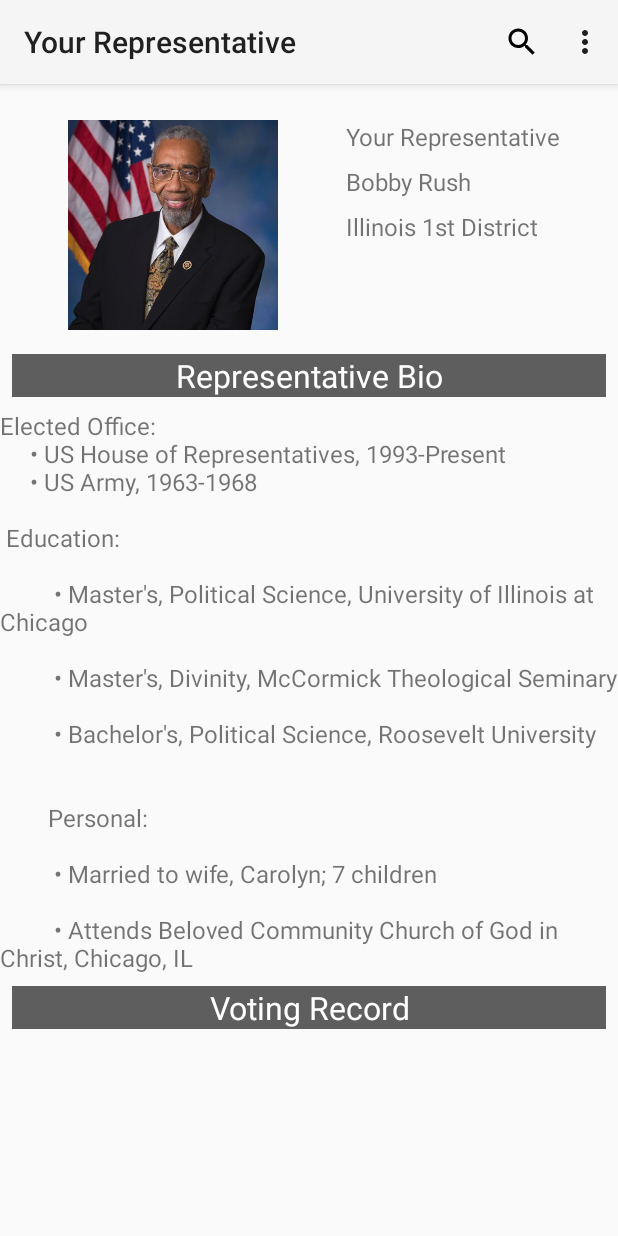
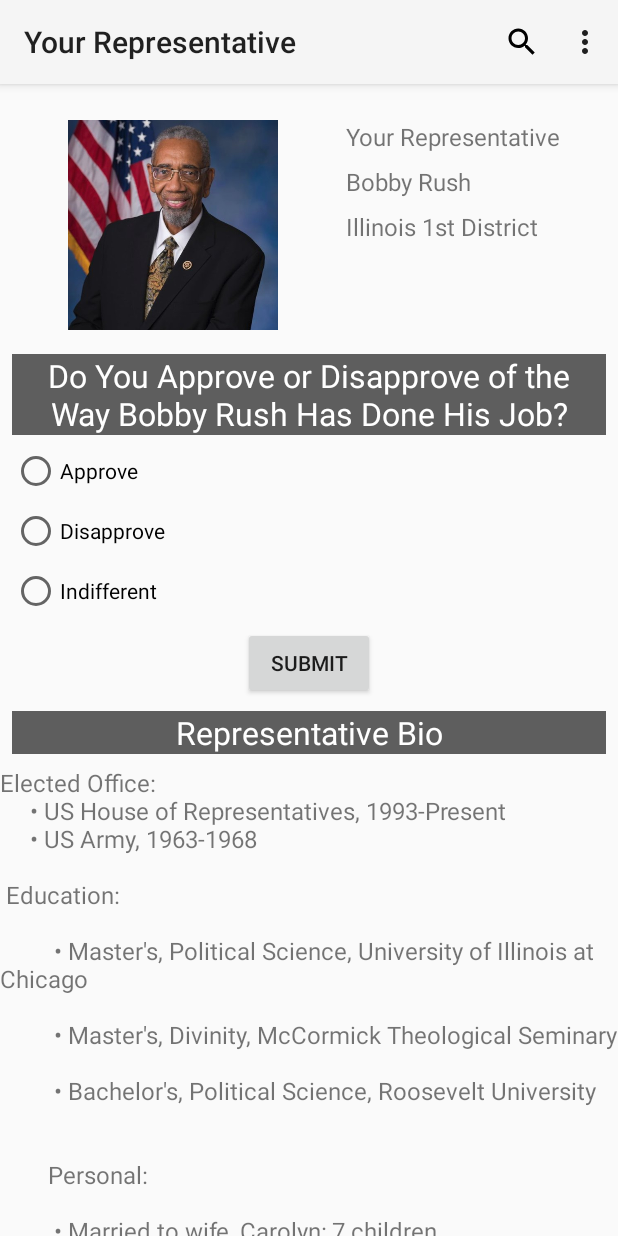
Before and after one commit to jagqp4/uSpeak_Foundation, an Android app: the RepresentativeActivity screen opened directly, with no data from a screen before it, on a phone screen of 412 x 824 dp. Run offline under Robolectric (Android 15) with nearby library versions, the phone set to English and light mode, and no system bars.

Commit message:
Added polls

```diff
--- a/app/src/main/res/layout/content_representative.xml
+++ b/app/src/main/res/layout/content_representative.xml
@@ -71,38 +71,97 @@
             app:layout_constraintTop_toBottomOf="@+id/repName" />
 
         <TextView
-            android:id="@+id/subhead1"
+            android:id="@+id/subhead2"
             style="@style/SubHeader"
             android:layout_width="0dp"
             android:layout_height="wrap_content"
-            android:layout_marginTop="16dp"
-            android:text="@string/rep_subhead_1"
+            android:layout_marginTop="8dp"
+            android:text="@string/rep_subhead2"
+            app:layout_constraintHorizontal_bias="0.0"
             app:layout_constraintLeft_toLeftOf="parent"
             app:layout_constraintRight_toRightOf="parent"
-            app:layout_constraintTop_toBottomOf="@+id/rep_pic" />
+            app:layout_constraintTop_toBottomOf="@+id/button" />
 
         <TextView
+            android:id="@+id/bio"
             style="@style/MainText"
-            android:id="@+id/bio"
             android:layout_width="wrap_content"
             android:layout_height="wrap_content"
             android:layout_marginTop="8dp"
             android:text="@string/rep_bio"
             app:layout_constraintLeft_toLeftOf="parent"
             app:layout_constraintRight_toRightOf="parent"
-            app:layout_constraintTop_toBottomOf="@+id/subhead1" />
+            app:layout_constraintTop_toBottomOf="@+id/subhead2" />
 
         <TextView
-            android:id="@+id/subhead2"
+            android:id="@+id/subhead3"
             style="@style/SubHeader"
             android:layout_width="0dp"
             android:layout_height="wrap_content"
             android:layout_marginTop="8dp"
-            android:text="@string/rep_subhead2"
+            android:text="@string/rep_subhead3"
             app:layout_constraintLeft_toLeftOf="parent"
             app:layout_constraintRight_toRightOf="parent"
             app:layout_constraintTop_toBottomOf="@+id/bio" />
 
+        <TextView
+            android:id="@+id/subhead1"
+            style="@style/SubHeader"
+            android:layout_width="0dp"
+            android:layout_height="wrap_content"
+            android:layout_marginEnd="8dp"
+            android:layout_marginStart="8dp"
+            android:layout_marginTop="16dp"
+            android:paddingLeft="16dp"
+            android:paddingRight="16dp"
+            android:text="@string/rep_subhead1"
+            app:layout_constraintEnd_toEndOf="parent"
+            app:layout_constraintStart_toStartOf="parent"
+            app:layout_constraintTop_toBottomOf="@+id/rep_pic" />
+
+        <RadioButton
+            style="@style/RadioButton"
+            android:id="@+id/radioButton"
+            android:layout_width="0dp"
+            android:layout_height="wrap_content"
+            android:layout_marginTop="8dp"
+            android:text="@string/approve"
+            app:layout_constraintLeft_toLeftOf="parent"
+            app:layout_constraintRight_toRightOf="parent"
+            app:layout_constraintTop_toBottomOf="@+id/subhead1" />
+
+        <RadioButton
+            style="@style/RadioButton"
+            android:id="@+id/radioButton2"
+            android:layout_width="0dp"
+            android:layout_height="wrap_content"
+            android:layout_marginTop="8dp"
+            android:text="@string/disapprove"
+            app:layout_constraintEnd_toEndOf="parent"
+            app:layout_constraintStart_toStartOf="parent"
+            app:layout_constraintTop_toBottomOf="@+id/radioButton" />
+
+        <RadioButton
+            style="@style/RadioButton"
+            android:id="@+id/radioButton3"
+            android:layout_width="0dp"
+            android:layout_height="wrap_content"
+            android:layout_marginTop="8dp"
+            android:text="@string/indifferent"
+            app:layout_constraintRight_toRightOf="parent"
+            app:layout_constraintStart_toStartOf="parent"
+            app:layout_constraintTop_toBottomOf="@+id/radioButton2" />
+
+        <Button
+            android:id="@+id/button"
+            android:layout_width="wrap_content"
+            android:layout_height="wrap_content"
+            android:layout_marginTop="8dp"
+            android:text="@string/submit"
+            app:layout_constraintLeft_toLeftOf="parent"
+            app:layout_constraintRight_toRightOf="parent"
+            app:layout_constraintTop_toBottomOf="@+id/radioButton3" />
+
     </android.support.constraint.ConstraintLayout>
 
 </android.support.v4.widget.NestedScrollView>
--- a/app/src/main/res/values/strings.xml
+++ b/app/src/main/res/values/strings.xml
@@ -1,6 +1,9 @@
 <resources>
     <string name="app_name">Second_Test_App</string>
-
+    <string name="approve">Approve</string>
+    <string name="disapprove">Disapprove</string>
+    <string name="indifferent">Indifferent</string>
+    <string name="submit">Submit</string>
     <!-- Home -->
     <string name="home">Home</string>
     <string name="speak_button">Share Your Opinion</string>
@@ -37,9 +40,9 @@
     <string name="rep_name">Bobby Rush</string>
     <string name="rep_your_rep">Your Representative</string>
     <string name="rep_district">Illinois 1st District</string>
-
-    <string name="rep_subhead_1">Representative Bio</string>
-    <string name="rep_subhead2">Voting Record</string>
+    <string name="rep_subhead1">Do You Approve or Disapprove of the Way Bobby Rush Has Done His Job?</string>
+    <string name="rep_subhead2">Representative Bio</string>
+    <string name="rep_subhead3">Voting Record</string>
 
     <string name="rep_bio">
         "Elected Office: \n"
@@ -61,7 +64,12 @@
     <string name="about_name_1">John R. Schultz</string>
     <string name="about_name_2">Cristen A. Bublitz</string>
     <string name="about_name_3">Jordan A. Gunter</string>
-    <string name="about_bio1">Bio1</string>
+    <string name="about_bio1">
+        "Political Science student at the University of Chicago. While in college founded a"
+        " non-profit consulting firm that aided non-profits on the South-side of Chicago and in"
+        " Guatemala. John also has experience working in the Obama White House and the United States"
+        " State Department."
+    </string>
     <string name="about_bio2">Bio2</string>
     <string name="about_bio_3">Bio3</string>
     <string name="about_bio4">Bio4</string>
--- a/app/src/main/res/values/styles.xml
+++ b/app/src/main/res/values/styles.xml
@@ -15,6 +15,8 @@
         <item name="android:textAlignment">center</item>
         <item name="android:layout_marginEnd">8dp</item>
         <item name="android:layout_marginStart">8dp</item>
+        <item name="android:layout_marginLeft">8dp</item>
+        <item name="android:layout_marginRight">8dp</item>
     </style>
 
     <style name="AppBarOverlay" parent="ThemeOverlay.AppCompat.Dark.ActionBar" />
@@ -27,4 +29,15 @@
         <item name="android:layout_marginRight">16dp</item>
     </style>
 
+    <style name="RadioButton">
+        <item name="android:layout_marginRight">8dp</item>
+        <item name="android:layout_marginStart">8dp</item>
+        <item name="android:layout_marginEnd">8dp</item>
+        <item name="android:layout_marginLeft">8dp</item>
+    </style>
+
+    <style name="AboutStyle">
+        <item name="android:layout_marginEnd">32dp</item>
+        <item name="android:layout_marginRight">32dp</item>
+    </style>
 </resources>
--- a/gradle.properties
+++ b/gradle.properties
@@ -15,3 +15,5 @@ org.gradle.jvmargs=-Xmx1536m
 # This option should only be used with decoupled projects. More details, visit
 # http://www.gradle.org/docs/current/userguide/multi_project_builds.html#sec:decoupled_projects
 # org.gradle.parallel=true
+
+#android.enableAapt2=false
```
Also changed, not shown: app/src/main/res/layout/content_about.xml (+32 -29 lines), app/src/main/res/layout/content_speak.xml (+46 -2 lines).
